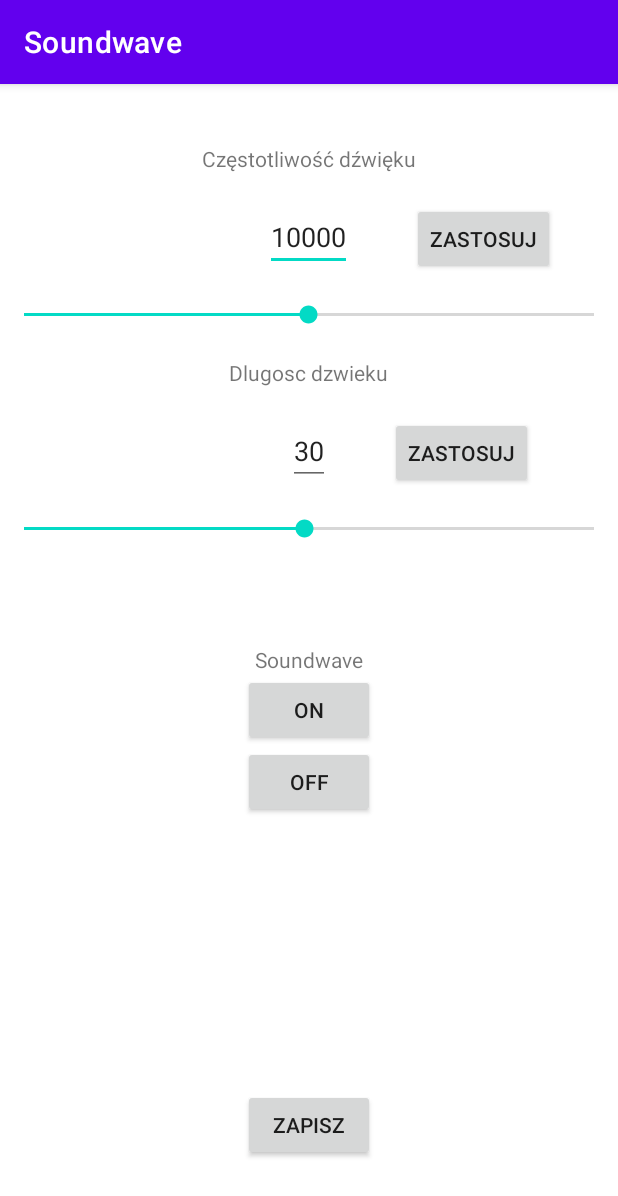
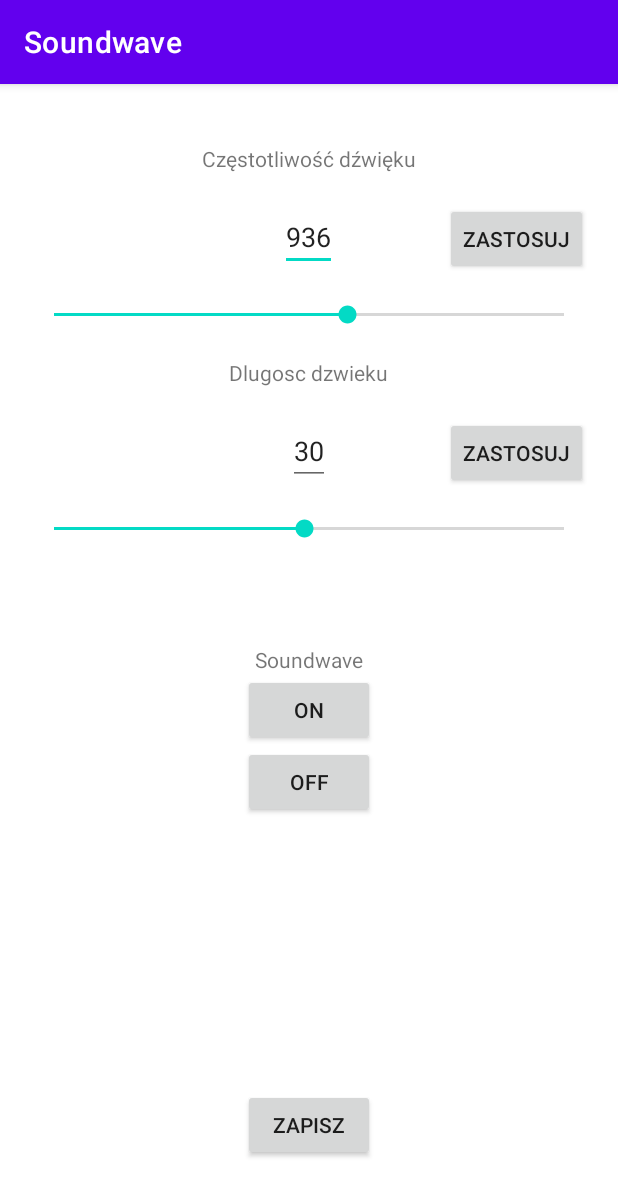
Before and after one commit to LukaszKowalewski147/Soundwave, an Android app: the screen it shows after launch (MainActivity), after a tap on "ON", on a phone screen of 412 x 824 dp. Shown: the top 1196 px of the screen. Run offline under Robolectric (Android 15) with nearby library versions, the phone set to English and light mode, and no system bars; 1 other tap on this screen came first.

Commit message:
Frequency slider scaled for better user experience. UI upgrades.

```diff
--- a/app/src/main/java/com/example/soundwave/MainActivity.java
+++ b/app/src/main/java/com/example/soundwave/MainActivity.java
@@ -39,7 +39,7 @@ public class MainActivity extends AppCompatActivity {
 
     private void startPlaying() {
         stopPlaying();
-        int frequency = frequencyBar.getProgress();
+        int frequency = Integer.parseInt(frequencyTxt.getText().toString());
         int duration = durationBar.getProgress();
         soundGenerator = new SoundGenerator(frequency, duration);
         soundGenerator.play();
@@ -55,6 +55,38 @@ public class MainActivity extends AppCompatActivity {
         //TODO: save tone
     }
 
+    private int convertFromSlider(int sliderValue) {
+        int output = 0;
+        double fractionOutput = 0.0d;
+        double toEightPower = 0.0d;
+
+        sliderValue += 500;
+        toEightPower = sliderValue/500.0d;
+        fractionOutput = Math.pow(toEightPower, 10);
+        output = (int) Math.round(fractionOutput); // 1 is the lowest possible
+        output += 19; // thats why + 19 to match 20Hz minimum
+
+        if (output > Constants.FREQ_MAX.value)
+            output = Constants.FREQ_MAX.value;
+
+        return output;
+    }
+
+    private int convertToSlider(int input) {
+        int output = 0;
+        double fractionOutput = 0.0d;
+
+        double toEightPower = input/20.0d;
+        fractionOutput = Math.pow(toEightPower, 8);
+        output = (int) Math.round(fractionOutput);
+
+
+
+
+
+        return output;
+    }
+
     private void initializeUIElements() {
         frequencyBar = findViewById(R.id.frequency_bar);
         durationBar = findViewById(R.id.duration_bar);
@@ -67,16 +99,17 @@ public class MainActivity extends AppCompatActivity {
         saveBtn = findViewById(R.id.save_btn);
 
         if (Build.VERSION.SDK_INT >= Build.VERSION_CODES.O) {
-            frequencyBar.setMin(Constants.FREQ_MIN.value);
+            frequencyBar.setMin(0);
             durationBar.setMin(Constants.DURATION_MIN.value);
         }
-        frequencyBar.setMax(Constants.FREQ_MAX.value);
+        frequencyBar.setMax(850);
         durationBar.setMax(Constants.DURATION_MAX.value);
 
-        frequencyBar.setProgress(Constants.FREQUENCY_START.value);
+        frequencyBar.setProgress(425);
         durationBar.setProgress(Constants.DURATION_START.value);
 
-        frequencyTxt.setText(String.valueOf(Constants.FREQUENCY_START.value));
+        //frequencyTxt.setText(String.valueOf(Constants.FREQUENCY_START.value));
+        frequencyTxt.setText(String.valueOf(convertFromSlider(425)));
         durationTxt.setText(String.valueOf(Constants.DURATION_START.value));
     }
 
@@ -84,7 +117,7 @@ public class MainActivity extends AppCompatActivity {
         frequencyBar.setOnSeekBarChangeListener(new SeekBar.OnSeekBarChangeListener() {
             @Override
             public void onProgressChanged(SeekBar seekBar, int progress, boolean fromUser) {
-                frequencyTxt.setText(String.valueOf(progress));
+                frequencyTxt.setText(String.valueOf(convertFromSlider(progress)));
             }
 
             @Override
--- a/app/src/main/res/layout/activity_main.xml
+++ b/app/src/main/res/layout/activity_main.xml
@@ -29,8 +29,7 @@
         android:layout_width="wrap_content"
         android:layout_height="wrap_content"
         android:layout_alignTop="@+id/frequency_txt"
-        android:layout_toEndOf="@id/frequency_txt"
-        android:layout_marginLeft="40dp"
+        android:layout_alignEnd="@+id/frequency_bar"
         android:text="ZASTOSUJ"/>
 
     <SeekBar
@@ -38,7 +37,9 @@
         android:layout_width="match_parent"
         android:layout_height="wrap_content"
         android:layout_below="@+id/frequency_txt"
-        android:layout_marginTop="20dp" />
+        android:layout_marginTop="20dp"
+        android:layout_marginStart="20dp"
+        android:layout_marginEnd="20dp"/>
 
     <TextView
         android:id="@+id/duration_hint"
@@ -64,8 +65,7 @@
         android:layout_width="wrap_content"
         android:layout_height="wrap_content"
         android:layout_alignTop="@+id/duration_txt"
-        android:layout_toEndOf="@id/duration_txt"
-        android:layout_marginLeft="40dp"
+        android:layout_alignEnd="@id/duration_bar"
         android:text="ZASTOSUJ"/>
 
     <SeekBar
@@ -73,14 +73,16 @@
         android:layout_width="match_parent"
         android:layout_height="wrap_content"
         android:layout_below="@+id/duration_txt"
-        android:layout_marginTop="20dp" />
+        android:layout_marginTop="20dp"
+        android:layout_marginStart="20dp"
+        android:layout_marginEnd="20dp"/>
 
     <TextView
         android:id="@+id/name"
         android:layout_width="wrap_content"
         android:layout_height="wrap_content"
         android:text="Soundwave"
-        android:layout_centerInParent="true" />
+        android:layout_centerInParent="true"/>
 
     <androidx.appcompat.widget.AppCompatButton
         android:id="@+id/on_btn"
```
